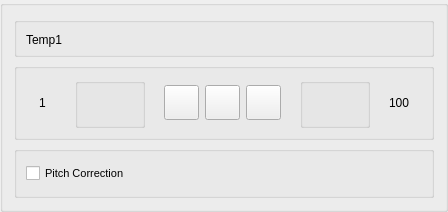
First picture: the form in forms/player.ui, repository Mohammed4mach/ap-qt, before the edit.
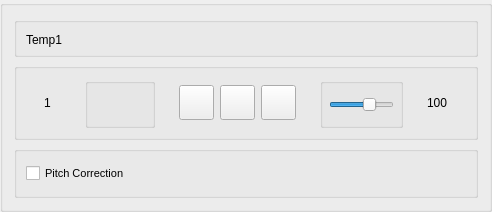
Second picture: the form after the edit. Icons and pictures are not drawn.

Commit message: Replaced Volume Buttons with Slider

```diff
--- a/forms/player.ui
+++ b/forms/player.ui
@@ -6,8 +6,8 @@
    <rect>
     <x>0</x>
     <y>0</y>
-    <width>448</width>
-    <height>204</height>
+    <width>492</width>
+    <height>205</height>
    </rect>
   </property>
   <property name="sizePolicy">
@@ -205,7 +205,7 @@
        <widget class="QGroupBox" name="groupBox_3">
         <property name="minimumSize">
          <size>
-          <width>0</width>
+          <width>83</width>
           <height>50</height>
          </size>
         </property>
@@ -244,61 +244,24 @@
           <number>6</number>
          </property>
          <item>
-          <widget class="QPushButton" name="btn_volume_down">
-           <property name="sizePolicy">
-            <sizepolicy hsizetype="Minimum" vsizetype="Fixed">
-             <horstretch>25</horstretch>
-             <verstretch>25</verstretch>
-            </sizepolicy>
-           </property>
-           <property name="minimumSize">
-            <size>
-             <width>25</width>
-             <height>25</height>
-            </size>
-           </property>
-           <property name="maximumSize">
-            <size>
-             <width>15613231</width>
-             <height>16777215</height>
-            </size>
-           </property>
+          <widget class="QSlider" name="slider_volume">
            <property name="cursor">
             <cursorShape>PointingHandCursor</cursorShape>
            </property>
-           <property name="layoutDirection">
-            <enum>Qt::LeftToRight</enum>
+           <property name="maximum">
+            <number>150</number>
            </property>
-           <property name="text">
-            <string/>
+           <property name="value">
+            <number>100</number>
            </property>
-           <property name="flat">
+           <property name="tracking">
             <bool>true</bool>
            </property>
-          </widget>
-         </item>
-         <item>
-          <widget class="QPushButton" name="btn_volume_up">
-           <property name="minimumSize">
-            <size>
-             <width>25</width>
-             <height>25</height>
-            </size>
+           <property name="orientation">
+            <enum>Qt::Horizontal</enum>
            </property>
-           <property name="maximumSize">
-            <size>
-             <width>25</width>
-             <height>25</height>
-            </size>
-           </property>
-           <property name="cursor">
-            <cursorShape>PointingHandCursor</cursorShape>
-           </property>
-           <property name="text">
-            <string/>
-           </property>
-           <property name="flat">
-            <bool>true</bool>
+           <property name="tickPosition">
+            <enum>QSlider::NoTicks</enum>
            </property>
           </widget>
          </item>
```
The commit also changes 4 other files.
